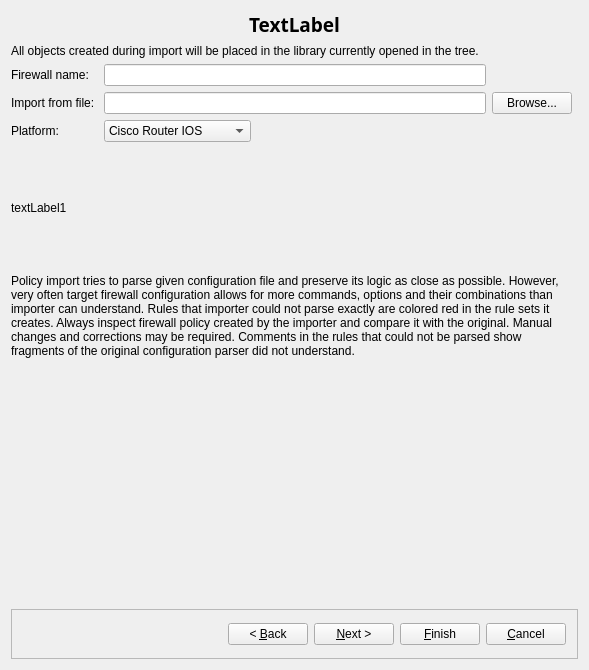
Above: src/libgui/discoverydruid_q.ui from fwbuilder/fwbuilder before the change. Below: the same form after it.
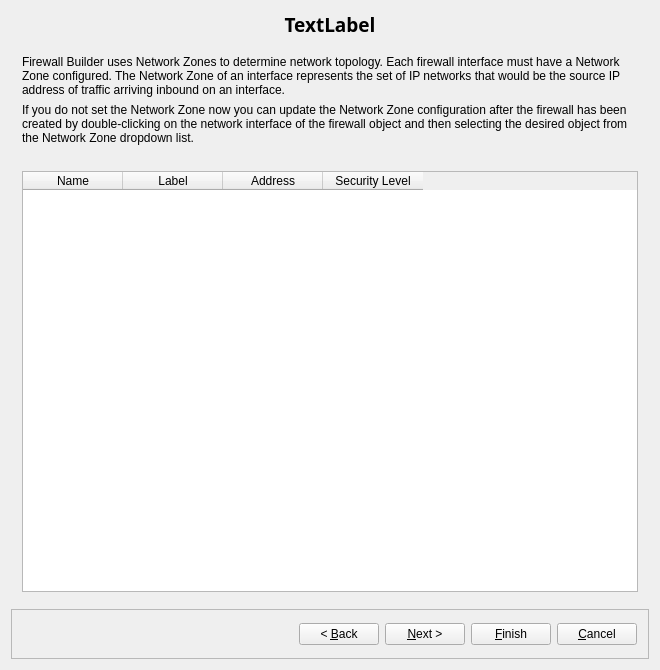
That is the form after the change. The open tabs and pages were chosen to show the change. Icons and pictures are not drawn.

Commit message: see #2153 added page with network zones explanation and widget; not functional yet but wizard navigates to it

```diff
--- a/src/libgui/discoverydruid_q.ui
+++ b/src/libgui/discoverydruid_q.ui
@@ -9,7 +9,7 @@
    <rect>
     <x>0</x>
     <y>0</y>
-    <width>589</width>
+    <width>660</width>
     <height>670</height>
    </rect>
   </property>
@@ -257,7 +257,7 @@
        </item>
       </layout>
      </widget>
-     <widget class="QWidget" name="page">
+     <widget class="QWidget" name="WizardPage2">
       <layout class="QGridLayout">
        <property name="margin">
         <number>0</number>
@@ -2021,6 +2021,97 @@
        </item>
       </layout>
      </widget>
+     <widget class="QWidget" name="WizardPage14">
+      <layout class="QGridLayout" name="gridLayout">
+       <item row="0" column="0">
+        <widget class="QLabel" name="label666_2">
+         <property name="text">
+          <string>Firewall Builder uses Network Zones to determine network topology. Each firewall interface must have a Network Zone configured. The Network Zone of an interface represents the set of IP networks that would be the source IP address of traffic arriving inbound on an interface.</string>
+         </property>
+         <property name="alignment">
+          <set>Qt::AlignLeading|Qt::AlignLeft|Qt::AlignVCenter</set>
+         </property>
+         <property name="wordWrap">
+          <bool>true</bool>
+         </property>
+        </widget>
+       </item>
+       <item row="1" column="0">
+        <widget class="QLabel" name="label_2">
+         <property name="text">
+          <string>If you do not set the Network Zone now you can update the Network Zone configuration after the firewall has been created by double-clicking on the network interface of the firewall object and then selecting the desired object from the Network Zone dropdown list.</string>
+         </property>
+         <property name="wordWrap">
+          <bool>true</bool>
+         </property>
+        </widget>
+       </item>
+       <item row="2" column="0">
+        <widget class="QLabel" name="label_4">
+         <property name="text">
+          <string/>
+         </property>
+         <property name="pixmap">
+          <pixmap resource="MainRes.qrc">:/Images/network_zone_dialog.png</pixmap>
+         </property>
+         <property name="alignment">
+          <set>Qt::AlignCenter</set>
+         </property>
+        </widget>
+       </item>
+       <item row="3" column="0">
+        <widget class="QFrame" name="frame160_2">
+         <property name="minimumSize">
+          <size>
+           <width>0</width>
+           <height>150</height>
+          </size>
+         </property>
+         <property name="frameShape">
+          <enum>QFrame::NoFrame</enum>
+         </property>
+         <property name="frameShadow">
+          <enum>QFrame::Sunken</enum>
+         </property>
+         <layout class="QGridLayout" name="gridLayout_9">
+          <property name="margin">
+           <number>0</number>
+          </property>
+          <item row="0" column="0">
+           <widget class="QTableWidget" name="iface_nz_list">
+            <property name="showGrid">
+             <bool>true</bool>
+            </property>
+            <property name="sortingEnabled">
+             <bool>true</bool>
+            </property>
+            <column>
+             <property name="text">
+              <string>Name</string>
+             </property>
+            </column>
+            <column>
+             <property name="text">
+              <string>Label</string>
+             </property>
+            </column>
+            <column>
+             <property name="text">
+              <string>Address</string>
+             </property>
+            </column>
+            <column>
+             <property name="text">
+              <string>Security Level</string>
+             </property>
+            </column>
+           </widget>
+          </item>
+         </layout>
+        </widget>
+       </item>
+      </layout>
+     </widget>
     </widget>
    </item>
    <item>
```
Left out of the diff: 28 changed lines with no effect on the pictures. The commit also changes 7 other files.
